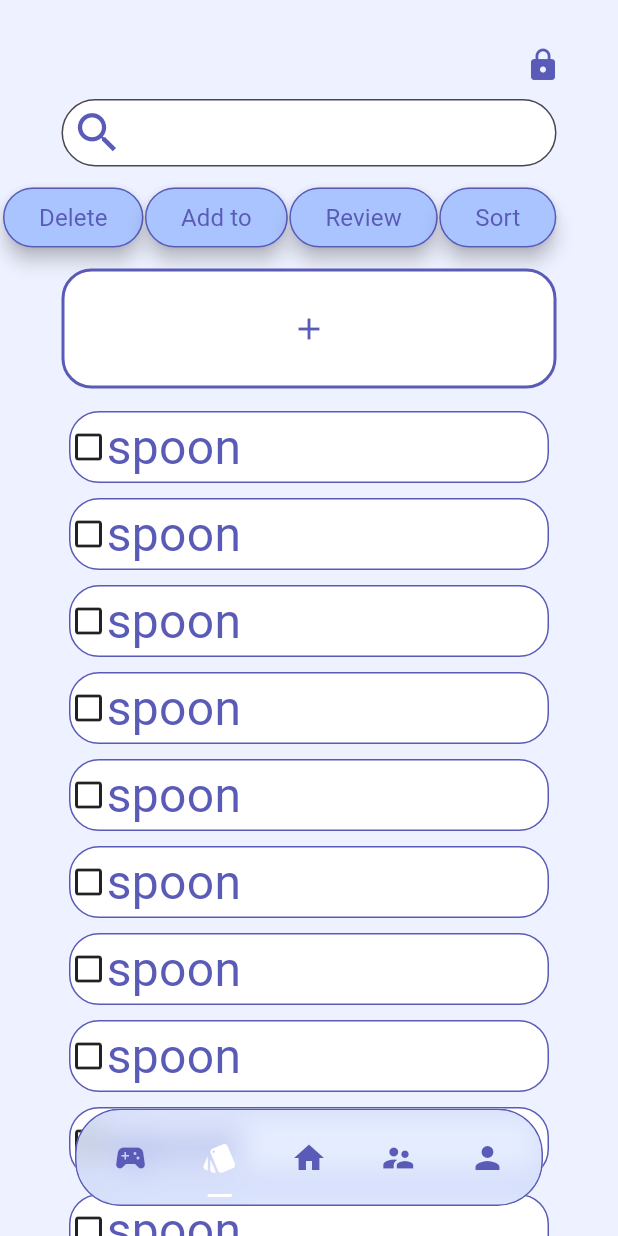
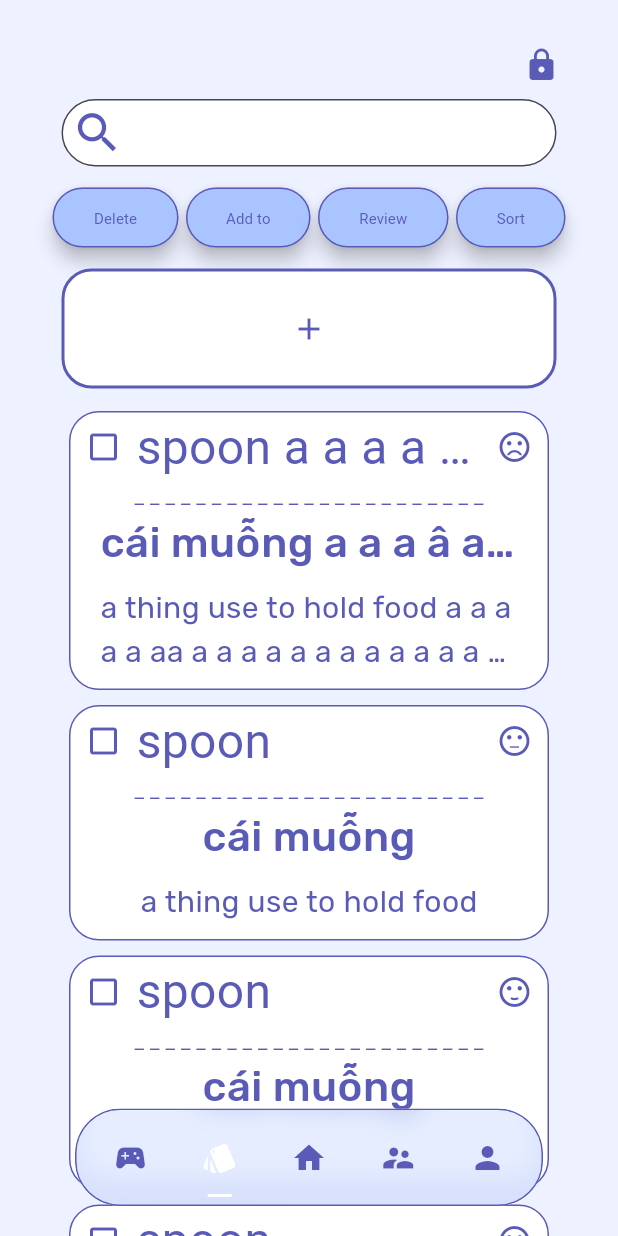
Before and after one commit to DTDungg/Mobile_FlashCard, a Flutter app: the CardScreen screen opened directly with empty values, on a phone screen of 412 x 824 dp. Run offline on Flutter 3.47's test engine with Material 3 defaults, Android fonts, the phone set to English and light mode, and no system bars; drawn by our look-alikes of crystal_navigation_bar; our stand-ins replace get, google_fonts.

Commit message:
done ui card screen

```diff
--- a/lib/card_screen.dart
+++ b/lib/card_screen.dart
@@ -30,10 +30,8 @@ class _CardScreenState extends State<CardScreen> {
               height: 20,
             ),
             Row(
+              mainAxisAlignment: MainAxisAlignment.center,
               children: [
-                const SizedBox(
-                  width: 40,
-                ),
                 SizedBox(
                     width: 310,
                     child: Text(
@@ -55,25 +53,21 @@ class _CardScreenState extends State<CardScreen> {
               height: 10,
             ),
             const Row(
+              mainAxisAlignment:MainAxisAlignment.center,
               children: [
+                BlueButton(content: 'Delete', w: 84),
                 SizedBox(
-                  width: 2,
+                  width: 5,
                 ),
-                BlueButton(
-                  content: 'Delete',
+                BlueButton(content: 'Add to',w: 83),
+                SizedBox(
+                  width: 5,
                 ),
+                BlueButton(content: 'Review',w: 87),
                 SizedBox(
-                  width: 1,
+                  width: 5,
                 ),
-                BlueButton(content: 'Add to'),
-                SizedBox(
-                  width: 1,
-                ),
-                BlueButton(content: 'Review'),
-                SizedBox(
-                  width: 1,
-                ),
-                BlueButton(content: 'Sort')
+                BlueButton(content: 'Sort',w: 73)
               ],
             ),
             const SizedBox(
@@ -101,10 +95,52 @@ class _CardScreenState extends State<CardScreen> {
                   CardWidget(
                       card: CustomCard(
                           id: 1,
+                          front: 'spoon a a a a a a a a a',
+                          back: 'cái muỗng a a a â a  a  a  â  a a â a',
+                          describe: 'a thing use to hold food a a a a a aa a a a a a a a a a a a a a a a a a a a a',
+                          type: 1)),
+                  CardWidget(
+                      card: CustomCard(
+                          id: 2,
                           front: 'spoon',
                           back: 'cái muỗng',
                           describe: 'a thing use to hold food',
-                          type: 1)),
+                          type: 2)),
+                  CardWidget(
+                      card: CustomCard(
+                          id: 3,
+                          front: 'spoon',
+                          back: 'cái muỗng',
+                          describe: '',
+                          type: 3)),
+                  CardWidget(
+                      card: CustomCard(
+                          id: 1,
+                          front: 'spoon',
+                          back: 'cái muỗng',
+                          describe: 'a thing use to hold food a a a a a aa a a a a a a a a a a a a a a a a a a a a',
+                          type: 4)),
+                  CardWidget(
+                      card: CustomCard(
+                          id: 2,
+                          front: 'spoon',
+                          back: 'cái muỗng',
+                          describe: 'a thing use to hold food',
+                          type: 4)),
+                  CardWidget(
+                      card: CustomCard(
+                          id: 3,
+                          front: 'spoon',
+                          back: 'cái muỗng',
+                          describe: 'a thing use to hold food',
+                          type: 2)),
+                  CardWidget(
+                      card: CustomCard(
+                          id: 1,
+                          front: 'spoon',
+                          back: 'cái muỗng',
+                          describe: 'a thing use to hold food',
+                          type: 3)),
                   CardWidget(
                       card: CustomCard(
                           id: 2,
@@ -118,7 +154,28 @@ class _CardScreenState extends State<CardScreen> {
                           front: 'spoon',
                           back: 'cái muỗng',
                           describe: 'a thing use to hold food',
-                          type: 1)),
+                          type: 4)),
+                  CardWidget(
+                      card: CustomCard(
+                          id: 1,
+                          front: 'spoon',
+                          back: 'cái muỗng',
+                          describe: 'a thing use to hold food',
+                          type: 4)),
+                  CardWidget(
+                      card: CustomCard(
+                          id: 2,
+                          front: 'spoon',
+                          back: 'cái muỗng',
+                          describe: 'a thing use to hold food',
+                          type: 4)),
+                  CardWidget(
+                      card: CustomCard(
+                          id: 3,
+                          front: 'spoon',
+                          back: 'cái muỗng',
+                          describe: 'a thing use to hold food',
+                          type: 3)),
                   CardWidget(
                       card: CustomCard(
                           id: 1,
@@ -132,77 +189,14 @@ class _CardScreenState extends State<CardScreen> {
                           front: 'spoon',
                           back: 'cái muỗng',
                           describe: 'a thing use to hold food',
-                          type: 1)),
+                          type: 2)),
                   CardWidget(
                       card: CustomCard(
                           id: 3,
                           front: 'spoon',
                           back: 'cái muỗng',
                           describe: 'a thing use to hold food',
-                          type: 1)),
-                  CardWidget(
-                      card: CustomCard(
-                          id: 1,
-                          front: 'spoon',
-                          back: 'cái muỗng',
-                          describe: 'a thing use to hold food',
-                          type: 1)),
-                  CardWidget(
-                      card: CustomCard(
-                          id: 2,
-                          front: 'spoon',
-                          back: 'cái muỗng',
-                          describe: 'a thing use to hold food',
-                          type: 1)),
-                  CardWidget(
-                      card: CustomCard(
-                          id: 3,
-                          front: 'spoon',
-                          back: 'cái muỗng',
-                          describe: 'a thing use to hold food',
-                          type: 1)),
-                  CardWidget(
-                      card: CustomCard(
-                          id: 1,
-                          front: 'spoon',
-                          back: 'cái muỗng',
-                          describe: 'a thing use to hold food',
-                          type: 1)),
-                  CardWidget(
-                      card: CustomCard(
-                          id: 2,
-                          front: 'spoon',
-                          back: 'cái muỗng',
-                          describe: 'a thing use to hold food',
-                          type: 1)),
-                  CardWidget(
-                      card: CustomCard(
-                          id: 3,
-                          front: 'spoon',
-                          back: 'cái muỗng',
-                          describe: 'a thing use to hold food',
-                          type: 1)),
-                  CardWidget(
-                      card: CustomCard(
-                          id: 1,
-                          front: 'spoon',
-                          back: 'cái muỗng',
-                          describe: 'a thing use to hold food',
-                          type: 1)),
-                  CardWidget(
-                      card: CustomCard(
-                          id: 2,
-                          front: 'spoon',
-                          back: 'cái muỗng',
-                          describe: 'a thing use to hold food',
-                          type: 1)),
-                  CardWidget(
-                      card: CustomCard(
-                          id: 3,
-                          front: 'spoon',
-                          back: 'cái muỗng',
-                          describe: 'a thing use to hold food',
-                          type: 1)),
+                          type: 4)),
                 ]))
           ],
         ),
--- a/lib/flash_screen.dart
+++ b/lib/flash_screen.dart
@@ -1,6 +1,6 @@
 import 'package:flutter/material.dart';
 import 'package:google_fonts/google_fonts.dart';
-import 'package:mobile_flash_card/signIn_screen.dart';
+import 'package:mobile_flash_card/signin_screen.dart';
 import 'package:mobile_flash_card/utils/define.dart';
 import 'package:get/get.dart';
 
@@ -14,7 +14,7 @@ class FlashScreen extends StatefulWidget {
 
 class _FlashScreenState extends State<FlashScreen> {
   void _start() {
-    Get.to(const SignIn_Screen());
+    Get.to(const SignInScreen());
   }
 
   @override
--- a/lib/signin_screen.dart
+++ b/lib/signin_screen.dart
@@ -2,15 +2,17 @@ import 'package:flutter/material.dart';
 import 'package:mobile_flash_card/home_screen.dart';
 import 'package:mobile_flash_card/utils/define.dart';
 import 'package:google_fonts/google_fonts.dart';
+import 'package:get/get.dart';
 
-class SignIn_Screen extends StatefulWidget {
-  const SignIn_Screen({super.key});
+
+class SignInScreen extends StatefulWidget {
+  const SignInScreen({super.key});
 
   @override
   State<StatefulWidget> createState() => _SignInState();
 }
 
-class _SignInState extends State<SignIn_Screen> {
+class _SignInState extends State<SignInScreen> {
   final _formKey = GlobalKey<FormState>();
 
   final _emailController = TextEditingController();
@@ -20,9 +22,7 @@ class _SignInState extends State<SignIn_Screen> {
 
   void _login() {
     if (_formKey.currentState!.validate()) {
-      Navigator.of(context).pushReplacement(
-        MaterialPageRoute(builder: (context) => HomeScreen()),
-      );
+      Get.offAll(HomeScreen());
       ScaffoldMessenger.of(context).showSnackBar(SnackBar(
         content: Text(
           'Đăng nhập thành công',
@@ -46,14 +46,14 @@ class _SignInState extends State<SignIn_Screen> {
             child: Column(
           crossAxisAlignment: CrossAxisAlignment.center,
           children: [
-            SizedBox(
+            const SizedBox(
               height: 50,
             ),
             Padding(
               padding: const EdgeInsets.all(8.0),
               child: Container(
                 width: 300,
-                child: Image(image: AssetImage('assets/images/sign-in.png')),
+                child: const Image(image: AssetImage('assets/images/sign-in.png')),
               ),
             ),
             Form(
@@ -72,10 +72,10 @@ class _SignInState extends State<SignIn_Screen> {
                               fontSize: 18,
                               color: Define.strongPurple),
                           hintText: 'example@gmail.com',
-                          hintStyle: TextStyle(color: Define.lightPurple),
+                          hintStyle: const TextStyle(color: Define.lightPurple),
                           border: OutlineInputBorder(
                               borderRadius: BorderRadius.circular(30),
-                              borderSide: BorderSide(
+                              borderSide: const BorderSide(
                                   color: Define.strongPurple, width: 1))),
                       validator: (value) {
                         if (value == null || value.isEmpty) {
@@ -97,7 +97,7 @@ class _SignInState extends State<SignIn_Screen> {
                               fontSize: 18,
                               color: Define.strongPurple),
                           hintText: '************',
-                          hintStyle: TextStyle(color: Define.lightPurple),
+                          hintStyle: const TextStyle(color: Define.lightPurple),
                           suffixIcon: GestureDetector(
                             onTap: () {
                               setState(() {
@@ -110,7 +110,7 @@ class _SignInState extends State<SignIn_Screen> {
                           ),
                           border: OutlineInputBorder(
                               borderRadius: BorderRadius.circular(30),
-                              borderSide: BorderSide(
+                              borderSide: const BorderSide(
                                   color: Define.strongPurple, width: 1))),
                       obscureText: _isObscured,
                       validator: (value) {
@@ -123,15 +123,15 @@ class _SignInState extends State<SignIn_Screen> {
                   ),
                   ElevatedButton(
                     onPressed: _login,
+                    style: ElevatedButton.styleFrom(
+                        backgroundColor: Define.lightPurple,
+                        side: const BorderSide(color: Define.strongPurple, width: 1),
+                        elevation: 5),
                     child: Text('Sign In',
                         style: GoogleFonts.rubikBubbles(
                             fontWeight: FontWeight.w400,
                             fontSize: 18,
                             color: Define.strongPurple)),
-                    style: ElevatedButton.styleFrom(
-                        backgroundColor: Define.lightPurple,
-                        side: BorderSide(color: Define.strongPurple, width: 1),
-                        elevation: 5),
                   )
                 ],
               ),
--- a/lib/utils/blue_button.dart
+++ b/lib/utils/blue_button.dart
@@ -7,15 +7,19 @@ class BlueButton extends StatefulWidget{
   State<StatefulWidget> createState() => _BlueButtonState();
 
   final String content;
+  final double w;
 
-  const BlueButton({super.key, required this.content});
+  const BlueButton({super.key, required this.content, required this.w});
 
 }
 
 class _BlueButtonState extends State<BlueButton>{
   @override
   Widget build(BuildContext context) {
-    return ElevatedButton(
+    return
+      SizedBox(
+        width: widget.w,
+        child: ElevatedButton(
           onPressed: Define.nothing,
         style: ElevatedButton.styleFrom(
             backgroundColor: Define.strongBlue,
@@ -24,9 +28,10 @@ class _BlueButtonState extends State<BlueButton>{
           child: Text(
             widget.content,
             style: GoogleFonts.rubikBubbles(
-              fontSize: 16,
+                fontSize: 10,
                 fontWeight: FontWeight.w400,
                 color: Define.strongPurple),
+          ),
             ),
       );
   }
--- a/lib/utils/card_widget.dart
+++ b/lib/utils/card_widget.dart
@@ -1,14 +1,20 @@
 import 'package:flutter/material.dart';
 import 'package:google_fonts/google_fonts.dart';
 import 'package:mobile_flash_card/utils/define.dart';
+
 import '../model/card.dart';
 
-class CardWidget extends StatelessWidget {
+class CardWidget extends StatefulWidget {
   final CustomCard card;
 
   const CardWidget({super.key, required this.card});
 
+  @override
+  State<StatefulWidget> createState() => CardWidgetState();
+}
 
+class CardWidgetState extends State<CardWidget> {
+  bool _isChecked = false;
 
   @override
   Widget build(BuildContext context) {
@@ -17,24 +23,81 @@ class CardWidget extends StatelessWidget {
       child: Container(
         width: 330,
         decoration: BoxDecoration(
-            color: Colors.white,
+            color: _isChecked ? Define.lightPurple : Colors.white,
             borderRadius: BorderRadius.circular(20),
             border: Border.all(color: Define.strongPurple, width: 1)),
         child: Column(
           children: [
             Row(
               children: [
-                GestureDetector(
-                  child: Icon(Icons.check_box_outline_blank),
+                Padding(
+                  padding: const EdgeInsets.all(10),
+                  child: GestureDetector(
+                    onTap: () {
+                      setState(() {
+                        _isChecked = !_isChecked;
+                      });
+                    },
+                    child: Icon(
+                      _isChecked
+                          ? Icons.check_box
+                          : Icons.check_box_outline_blank,
+                      color: Define.strongPurple,
+                    ),
+                  ),
                 ),
-                Text(
-                  card.front,
-                  style: GoogleFonts.rubikBubbles(
-                      fontWeight: FontWeight.w400,
-                      fontSize: 32,
-                      color: Define.strongPurple),
+                SizedBox(
+                  width: 230,
+                  child: Text(
+                    widget.card.front,
+                    overflow: TextOverflow.ellipsis,
+                    style: GoogleFonts.rubikBubbles(
+                        fontWeight: FontWeight.w400,
+                        fontSize: 32,
+                        color: Define.strongPurple),
+                  ),
+                ),
+                Padding(
+                  padding: const EdgeInsets.only(left: 10),
+                  child: Icon(
+                    widget.card.type == 1
+                        ? Icons.sentiment_very_dissatisfied
+                        : widget.card.type == 2
+                            ? Icons.sentiment_neutral
+                            : widget.card.type == 3
+                                ? Icons.sentiment_satisfied
+                                : Icons.sentiment_very_satisfied,
+                    color: Define.strongPurple,
+                  ),
                 )
               ],
+            ),
+            const Text(
+              '_ _ _ _ _ _ _ _ _ _ _ _ _ _ _ _ _ _ _ _ _ _ _',
+              style: TextStyle(color: Define.strongPurple),
+            ),
+            Padding(
+              padding: const EdgeInsets.only(left: 20, right: 20),
+              child: Text(
+                overflow: TextOverflow.ellipsis,
+                widget.card.back,
+                style: GoogleFonts.rubik(
+                    fontWeight: FontWeight.w500,
+                    fontSize: 28,
+                    color: Define.strongPurple),
+              ),
+            ),
+            Padding(
+              padding: const EdgeInsets.only(left: 20, right: 20,bottom: 10, top: 10),
+              child: Text(
+                overflow: TextOverflow.ellipsis,
+                maxLines: 2,
+                widget.card.describe ?? "",
+                style: GoogleFonts.rubik(
+                    fontWeight: FontWeight.w400,
+                    fontSize: 20,
+                    color: Define.strongPurple),
+              ),
             )
           ],
         ),
```
Lines whose indentation alone changed are shown as unchanged.
